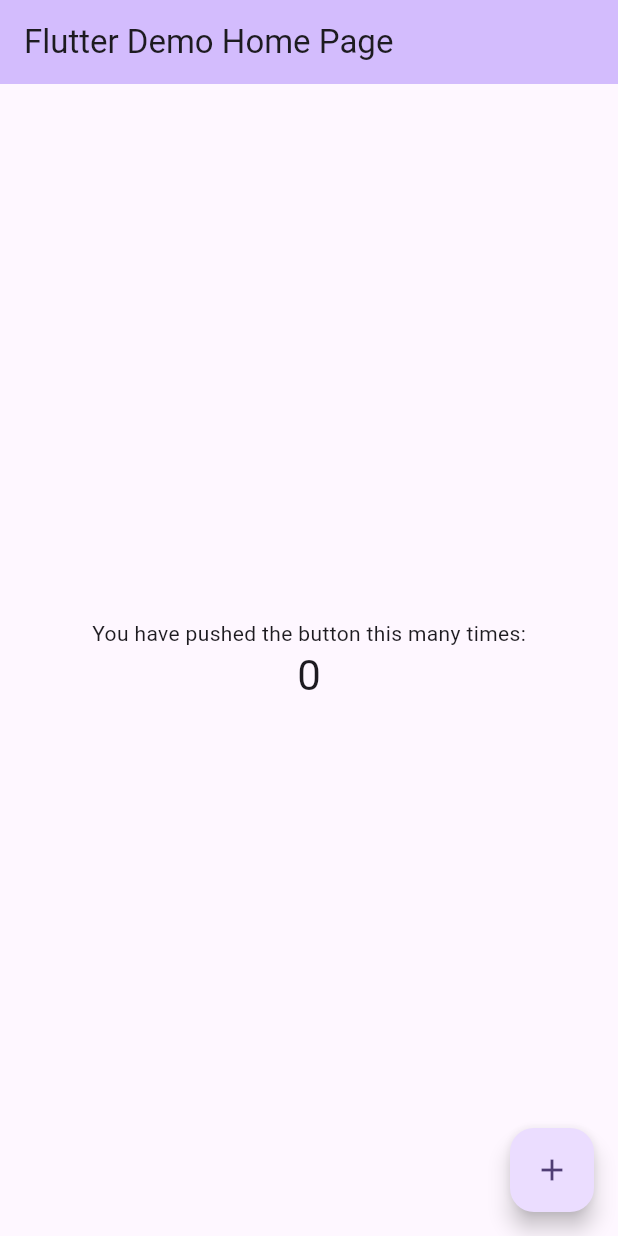
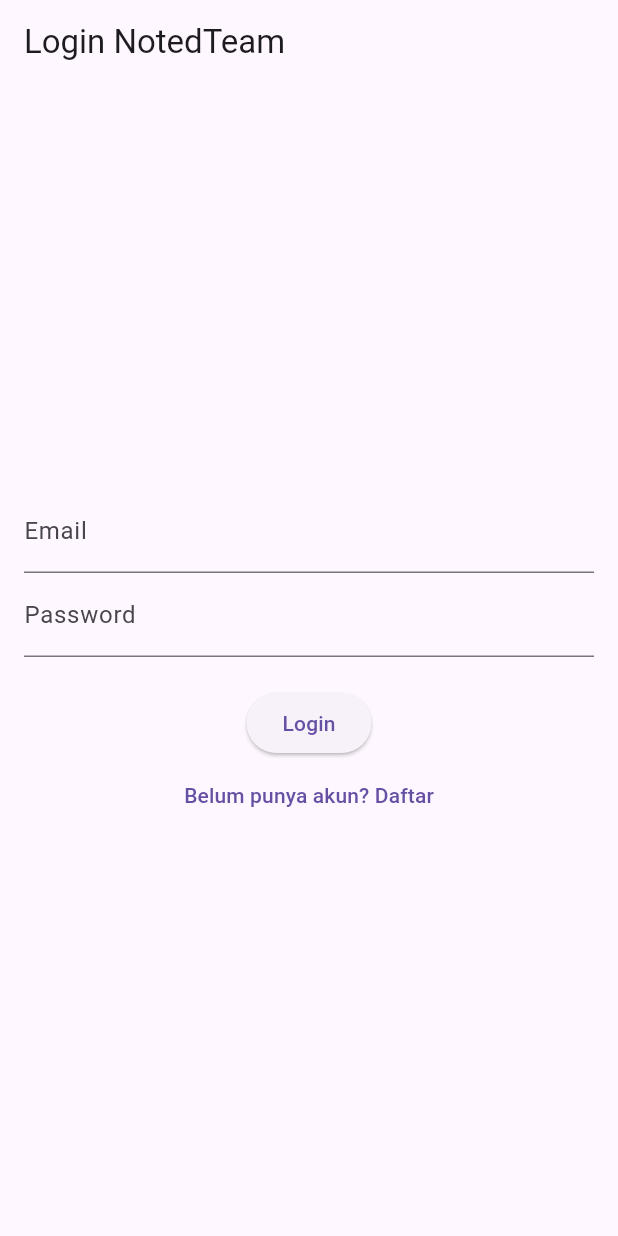
Before and after one commit to Hdytalhayat/NotedTeam-Flutter, a Flutter app: the screen it shows after launch, on a phone screen of 412 x 824 dp. Run offline on Flutter 3.47's test engine with Material 3 defaults, Android fonts, the phone set to English and light mode, and no system bars; our stand-ins replace shared_preferences.

Commit message:
feat(auth): implement full authentication flow with persistent token
- Add register, login, logout, and auto-login functionality
- Store JWT token securely using SharedPreferences
- Use Provider for auth state management across the app
- Setup clean project structure with screens, providers, and services
- Redirect users based on auth state (SplashScreen logic)

```diff
--- /dev/null
+++ b/lib/api/auth_service.dart
@@ -0,0 +1,47 @@
+// lib/api/auth_service.dart
+import 'dart:convert';
+import 'package:http/http.dart' as http;
+
+class AuthService {
+  // Ganti dengan IP yang sesuai jika perlu
+  final String _baseUrl = 'http://192.168.1.2:8080';
+
+  Future<void> register(String name, String email, String password) async {
+    final url = Uri.parse('$_baseUrl/auth/register');
+    final response = await http.post(
+      url,
+      headers: {'Content-Type': 'application/json'},
+      body: json.encode({
+        'name': name,
+        'email': email,
+        'password': password,
+      }),
+    );
+
+    if (response.statusCode != 201) {
+      // Mengambil pesan error dari body response jika ada
+      final errorData = json.decode(response.body);
+      throw Exception('Gagal mendaftar: ${errorData['error']}');
+    }
+  }
+
+  Future<String> login(String email, String password) async {
+    final url = Uri.parse('$_baseUrl/auth/login');
+    final response = await http.post(
+      url,
+      headers: {'Content-Type': 'application/json'},
+      body: json.encode({
+        'email': email,
+        'password': password,
+      }),
+    );
+
+    if (response.statusCode == 200) {
+      final data = json.decode(response.body);
+      return data['token'];
+    } else {
+      final errorData = json.decode(response.body);
+      throw Exception('Gagal login: ${errorData['error']}');
+    }
+  }
+}
--- a/lib/main.dart
+++ b/lib/main.dart
@@ -1,122 +1,63 @@
+// lib/main.dart (VERSI DIPERBAIKI)
 import 'package:flutter/material.dart';
+import 'package:provider/provider.dart';
+import 'providers/auth_provider.dart';
+import 'screens/login_screen.dart';
+import 'screens/home_screen.dart';
+import 'screens/splash_screen.dart';
 
 void main() {
   runApp(const MyApp());
 }
 
 class MyApp extends StatelessWidget {
-  const MyApp({super.key});
+  const MyApp({Key? key}) : super(key: key);
 
-  // This widget is the root of your application.
   @override
   Widget build(BuildContext context) {
-    return MaterialApp(
-      title: 'Flutter Demo',
-      theme: ThemeData(
-        // This is the theme of your application.
-        //
-        // TRY THIS: Try running your application with "flutter run". You'll see
-        // the application has a purple toolbar. Then, without quitting the app,
-        // try changing the seedColor in the colorScheme below to Colors.green
-        // and then invoke "hot reload" (save your changes or press the "hot
-        // reload" button in a Flutter-supported IDE, or press "r" if you used
-        // the command line to start the app).
-        //
-        // Notice that the counter didn't reset back to zero; the application
-        // state is not lost during the reload. To reset the state, use hot
-        // restart instead.
-        //
-        // This works for code too, not just values: Most code changes can be
-        // tested with just a hot reload.
-        colorScheme: ColorScheme.fromSeed(seedColor: Colors.deepPurple),
+    // 1. Sediakan AuthProvider ke seluruh aplikasi
+    return ChangeNotifierProvider(
+      create: (ctx) => AuthProvider(),
+      child: MaterialApp(
+        title: 'NotedTeam',
+        theme: ThemeData(
+          primarySwatch: Colors.blue,
+          visualDensity: VisualDensity.adaptivePlatformDensity,
+        ),
+        // 2. Home sekarang adalah AuthWrapper yang akan memilih layar
+        home: const AuthWrapper(),
       ),
-      home: const MyHomePage(title: 'Flutter Demo Home Page'),
     );
   }
 }
 
-class MyHomePage extends StatefulWidget {
-  const MyHomePage({super.key, required this.title});
-
-  // This widget is the home page of your application. It is stateful, meaning
-  // that it has a State object (defined below) that contains fields that affect
-  // how it looks.
-
-  // This class is the configuration for the state. It holds the values (in this
-  // case the title) provided by the parent (in this case the App widget) and
-  // used by the build method of the State. Fields in a Widget subclass are
-  // always marked "final".
-
-  final String title;
-
-  @override
-  State<MyHomePage> createState() => _MyHomePageState();
-}
-
-class _MyHomePageState extends State<MyHomePage> {
-  int _counter = 0;
-
-  void _incrementCounter() {
-    setState(() {
-      // This call to setState tells the Flutter framework that something has
-      // changed in this State, which causes it to rerun the build method below
-      // so that the display can reflect the updated values. If we changed
-      // _counter without calling setState(), then the build method would not be
-      // called again, and so nothing would appear to happen.
-      _counter++;
-    });
-  }
+// 3. Widget Wrapper untuk logika pemilihan layar
+class AuthWrapper extends StatelessWidget {
+  const AuthWrapper({Key? key}) : super(key: key);
 
   @override
   Widget build(BuildContext context) {
-    // This method is rerun every time setState is called, for instance as done
-    // by the _incrementCounter method above.
-    //
-    // The Flutter framework has been optimized to make rerunning build methods
-    // fast, so that you can just rebuild anything that needs updating rather
-    // than having to individually change instances of widgets.
-    return Scaffold(
-      appBar: AppBar(
-        // TRY THIS: Try changing the color here to a specific color (to
-        // Colors.amber, perhaps?) and trigger a hot reload to see the AppBar
-        // change color while the other colors stay the same.
-        backgroundColor: Theme.of(context).colorScheme.inversePrimary,
-        // Here we take the value from the MyHomePage object that was created by
-        // the App.build method, and use it to set our appbar title.
-        title: Text(widget.title),
-      ),
-      body: Center(
-        // Center is a layout widget. It takes a single child and positions it
-        // in the middle of the parent.
-        child: Column(
-          // Column is also a layout widget. It takes a list of children and
-          // arranges them vertically. By default, it sizes itself to fit its
-          // children horizontally, and tries to be as tall as its parent.
-          //
-          // Column has various properties to control how it sizes itself and
-          // how it positions its children. Here we use mainAxisAlignment to
-          // center the children vertically; the main axis here is the vertical
-          // axis because Columns are vertical (the cross axis would be
-          // horizontal).
-          //
-          // TRY THIS: Invoke "debug painting" (choose the "Toggle Debug Paint"
-          // action in the IDE, or press "p" in the console), to see the
-          // wireframe for each widget.
-          mainAxisAlignment: MainAxisAlignment.center,
-          children: <Widget>[
-            const Text('You have pushed the button this many times:'),
-            Text(
-              '$_counter',
-              style: Theme.of(context).textTheme.headlineMedium,
-            ),
-          ],
-        ),
-      ),
-      floatingActionButton: FloatingActionButton(
-        onPressed: _incrementCounter,
-        tooltip: 'Increment',
-        child: const Icon(Icons.add),
-      ), // This trailing comma makes auto-formatting nicer for build methods.
-    );
+    // Dapatkan instance provider
+    final authProvider = Provider.of<AuthProvider>(context);
+
+    // Jika sudah terotentikasi, langsung ke HomeScreen
+    if (authProvider.isAuthenticated) {
+      return const HomeScreen();
+    } else {
+      // Jika tidak, coba auto-login.
+      // FutureBuilder akan menampilkan layar yang sesuai.
+      return FutureBuilder(
+        future: authProvider.tryAutoLogin(),
+        builder: (ctx, authResultSnapshot) {
+          // Selama masih loading, tampilkan splash screen
+          if (authResultSnapshot.connectionState == ConnectionState.waiting) {
+            return const SplashScreen();
+          }
+          // Setelah selesai, tampilkan LoginScreen
+          // karena tryAutoLogin() tidak berhasil mengubah isAuthenticated
+          return const LoginScreen();
+        },
+      );
+    }
   }
 }
--- /dev/null
+++ b/lib/providers/auth_provider.dart
@@ -0,0 +1,47 @@
+// lib/providers/auth_provider.dart
+import 'package:flutter/material.dart';
+import 'package:shared_preferences/shared_preferences.dart';
+import '../api/auth_service.dart';
+
+class AuthProvider with ChangeNotifier {
+  String? _token;
+  final AuthService _authService = AuthService();
+
+  String? get token => _token;
+  bool get isAuthenticated => _token != null;
+
+  Future<void> register(String name, String email, String password) async {
+    await _authService.register(name, email, password);
+  }
+
+  Future<void> login(String email, String password) async {
+    try {
+      final token = await _authService.login(email, password);
+      _token = token;
+
+      // Simpan token ke perangkat
+      final prefs = await SharedPreferences.getInstance();
+      await prefs.setString('authToken', token);
+
+      notifyListeners(); // Beri tahu UI bahwa state berubah
+    } catch (error) {
+      rethrow; // Lemparkan lagi error agar bisa ditangkap di UI
+    }
+  }
+
+  Future<void> tryAutoLogin() async {
+    final prefs = await SharedPreferences.getInstance();
+    if (!prefs.containsKey('authToken')) {
+      return;
+    }
+    _token = prefs.getString('authToken');
+    notifyListeners();
+  }
+
+  Future<void> logout() async {
+    _token = null;
+    final prefs = await SharedPreferences.getInstance();
+    await prefs.remove('authToken');
+    notifyListeners();
+  }
+}
--- /dev/null
+++ b/lib/screens/login_screen.dart
@@ -0,0 +1,79 @@
+// lib/screens/login_screen.dart
+import 'package:flutter/material.dart';
+import 'package:provider/provider.dart';
+import '../providers/auth_provider.dart';
+import 'register_screen.dart';
+
+class LoginScreen extends StatefulWidget {
+  const LoginScreen({Key? key}) : super(key: key);
+
+  @override
+  State<LoginScreen> createState() => _LoginScreenState();
+}
+
+class _LoginScreenState extends State<LoginScreen> {
+  final _emailController = TextEditingController();
+  final _passwordController = TextEditingController();
+  bool _isLoading = false;
+
+  void _showErrorDialog(String message) {
+    ScaffoldMessenger.of(context).showSnackBar(
+      SnackBar(content: Text(message), backgroundColor: Colors.red),
+    );
+  }
+
+  Future<void> _submit() async {
+    setState(() { _isLoading = true; });
+    try {
+      await Provider.of<AuthProvider>(context, listen: false).login(
+        _emailController.text,
+        _passwordController.text,
+      );
+    } catch (error) {
+      _showErrorDialog(error.toString());
+    } finally {
+      setState(() { _isLoading = false; });
+    }
+  }
+
+  @override
+  Widget build(BuildContext context) {
+    return Scaffold(
+      appBar: AppBar(title: const Text('Login NotedTeam')),
+      body: Padding(
+        padding: const EdgeInsets.all(16.0),
+        child: Column(
+          mainAxisAlignment: MainAxisAlignment.center,
+          children: [
+            TextField(
+              controller: _emailController,
+              decoration: const InputDecoration(labelText: 'Email'),
+              keyboardType: TextInputType.emailAddress,
+            ),
+            TextField(
+              controller: _passwordController,
+              decoration: const InputDecoration(labelText: 'Password'),
+              obscureText: true,
+            ),
+            const SizedBox(height: 20),
+            if (_isLoading)
+              const CircularProgressIndicator()
+            else
+              ElevatedButton(
+                onPressed: _submit,
+                child: const Text('Login'),
+              ),
+            TextButton(
+              onPressed: () {
+                Navigator.of(context).push(
+                  MaterialPageRoute(builder: (ctx) => const RegisterScreen()),
+                );
+              },
+              child: const Text('Belum punya akun? Daftar'),
+            )
+          ],
+        ),
+      ),
+    );
+  }
+}
--- a/pubspec.yaml
+++ b/pubspec.yaml
@@ -34,6 +34,9 @@
   # The following adds the Cupertino Icons font to your application.
   # Use with the CupertinoIcons class for iOS style icons.
   cupertino_icons: ^1.0.8
+  http: ^1.4.0
+  shared_preferences: ^2.5.3
+  provider: ^6.1.5
 
 dev_dependencies:
   flutter_test:
```
Also changed, not shown: lib/screens/home_screen.dart (added, +28 -0 lines), lib/screens/register_screen.dart (added, +93 -0 lines), lib/screens/splash_screen.dart (added, +15 -0 lines), lib/models/user.dart (added).
